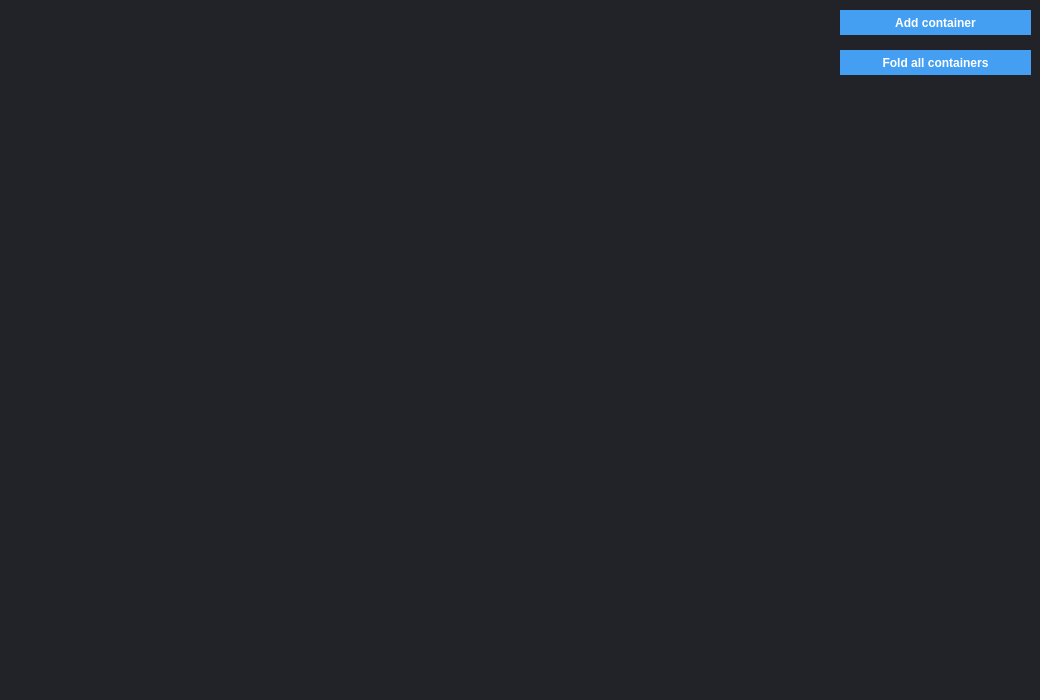
AmiditeX/Blue, file Blue/DBMainComponents/bluewidget.ui: the form before one commit.
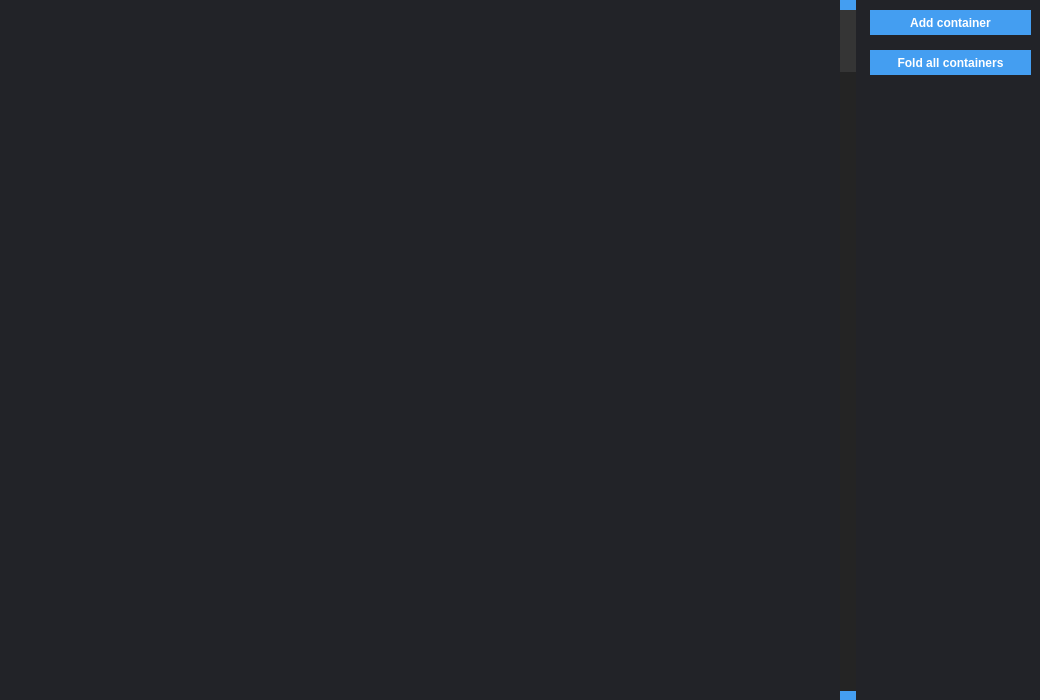
The form after the commit.

```diff
--- a/Blue/DBMainComponents/bluewidget.ui
+++ b/Blue/DBMainComponents/bluewidget.ui
@@ -22,9 +22,9 @@
    </property>
    <property name="geometry">
     <rect>
-     <x>840</x>
+     <x>870</x>
      <y>10</y>
-     <width>191</width>
+     <width>161</width>
      <height>25</height>
     </rect>
    </property>
@@ -104,9 +104,9 @@
    </property>
    <property name="geometry">
     <rect>
-     <x>840</x>
+     <x>870</x>
      <y>50</y>
-     <width>191</width>
+     <width>161</width>
      <height>25</height>
     </rect>
    </property>
@@ -127,6 +127,53 @@
     <string>Fold all containers</string>
    </property>
   </widget>
+  <widget class="QScrollBar" name="scrollBar">
+   <property name="geometry">
+    <rect>
+     <x>840</x>
+     <y>0</y>
+     <width>16</width>
+     <height>701</height>
+    </rect>
+   </property>
+   <property name="styleSheet">
+    <string notr="true">QScrollBar:vertical {	
+background-color: rgb(36, 36, 36);
+     width: 15px;
+     margin: 10px 0 10px 0;
+     border: 2px;
+	border-color: rgb(255, 255, 255);
+ }
+ QScrollBar::handle:vertical {
+     
+	background-color: rgb(53, 53, 53);
+     min-height: 20px;
+ }
+ QScrollBar::add-line:vertical {
+     background-color: rgb(68, 158, 241);
+     height: 10px;
+     subcontrol-position: bottom;
+     subcontrol-origin: margin;
+ }
+
+ QScrollBar::sub-line:vertical {
+     background-color: rgb(68, 158, 241);
+     height: 10px;
+     subcontrol-position: top;
+     subcontrol-origin: margin;
+ }
+ QScrollBar::up-arrow:vertical, QScrollBar::down-arrow:vertical {
+
+ }
+
+ QScrollBar::add-page:vertical, QScrollBar::sub-page:vertical {
+     background: none;
+ }</string>
+   </property>
+   <property name="orientation">
+    <enum>Qt::Vertical</enum>
+   </property>
+  </widget>
  </widget>
  <resources/>
  <connections/>
```
Left out of the diff: 6 changed lines with no effect on the pictures.
